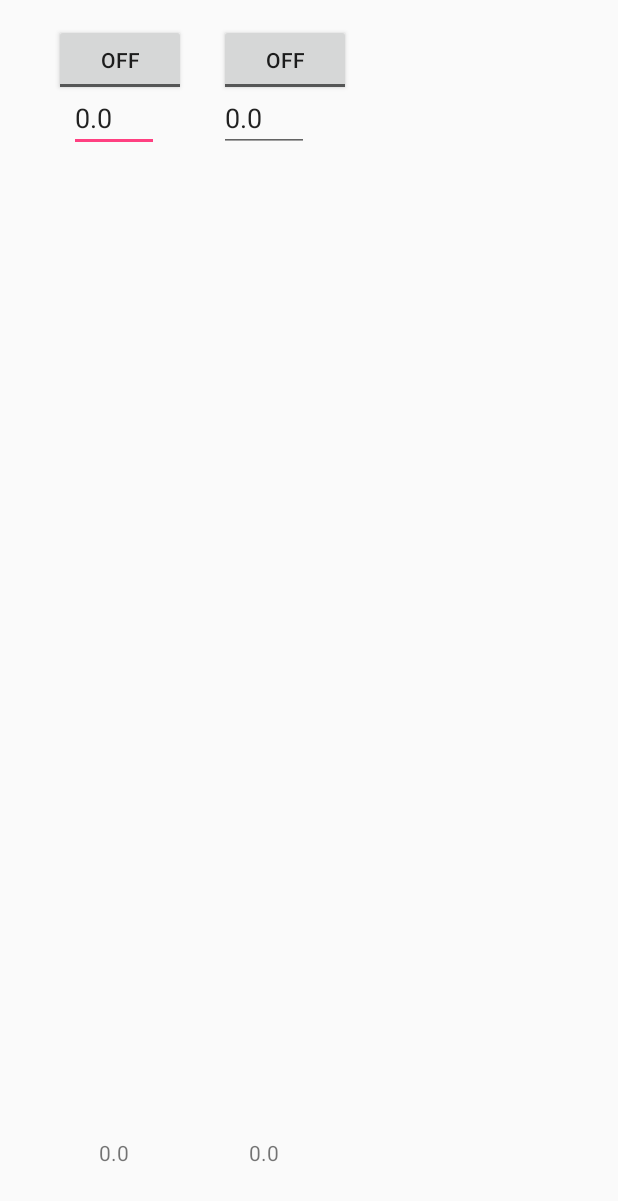
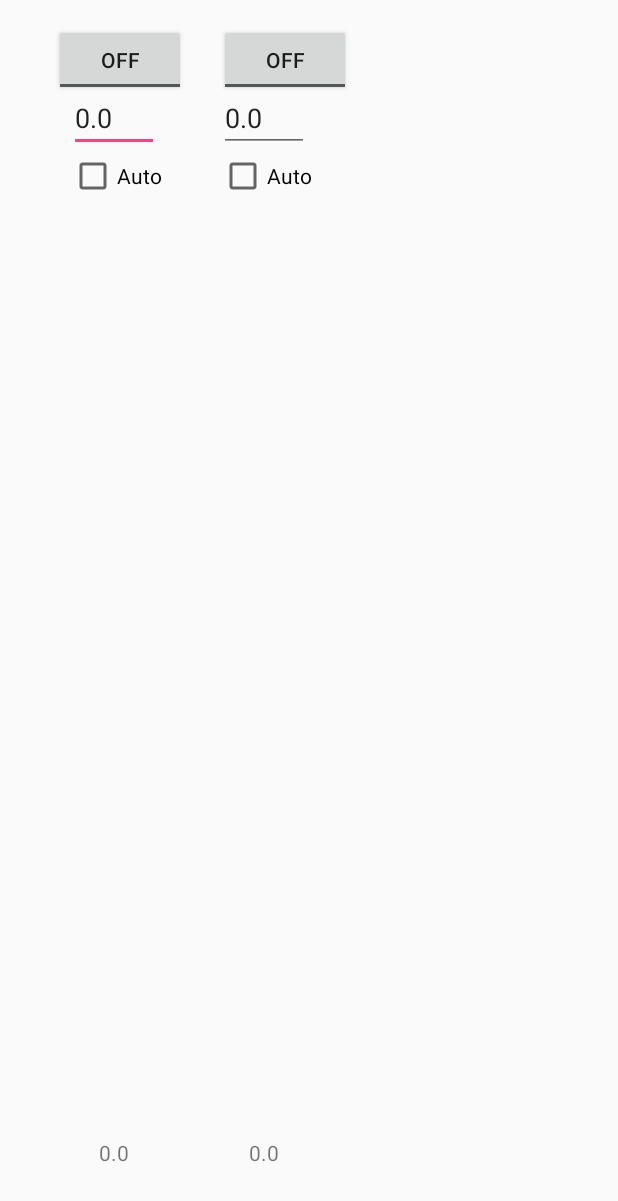
Before and after one commit to DenisStefanov/TempMonitorClient, an Android app: the layout content_main.xml on its own in the app's theme, with its tools: preview values and no code run, on a phone screen of 412 x 824 dp. Shown: the top 1201 px of the screen. Run offline under Robolectric (Android 15) with nearby library versions, the phone set to English and light mode, and no system bars.

```diff
--- a/app/src/main/res/layout/content_main.xml
+++ b/app/src/main/res/layout/content_main.xml
@@ -94,4 +94,20 @@
         android:layout_marginLeft="130dp"
         android:layout_marginTop="40dp"
         android:id="@+id/editTowerTempFix" />
+
+    <CheckBox
+        android:id="@+id/checkBoxAutoStill"
+        android:layout_width="wrap_content"
+        android:layout_height="wrap_content"
+        android:layout_alignStart="@+id/editStillTempFix"
+        android:layout_below="@+id/editStillTempFix"
+        android:text="Auto" />
+
+    <CheckBox
+        android:id="@+id/checkBoxAutoTower"
+        android:layout_width="wrap_content"
+        android:layout_height="wrap_content"
+        android:layout_alignStart="@+id/editTowerTempFix"
+        android:layout_below="@+id/editTowerTempFix"
+        android:text="Auto" />
 </RelativeLayout>
--- a/app/src/main/res/xml/pref_general.xml
+++ b/app/src/main/res/xml/pref_general.xml
@@ -1,6 +1,6 @@
 <PreferenceScreen xmlns:android="http://schemas.android.com/apk/res/android">
     <EditTextPreference
-        android:defaultValue="10"
+        android:defaultValue="300"
         android:key="ConnectionTimeoutPreference"
         android:selectAllOnFocus="true"
         android:singleLine="true"
```
